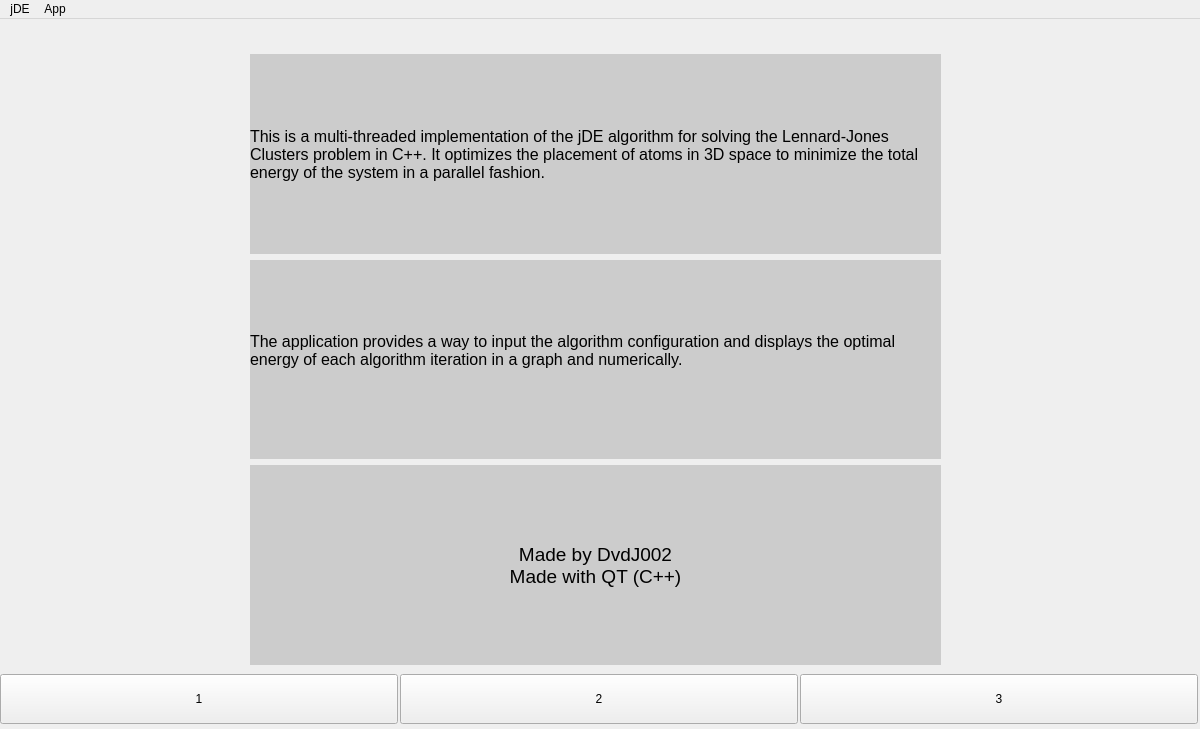
Above: mainwindow.ui from DvdJ002/lennard-jones-clusters-jDE before the change. Below: the same form after it.
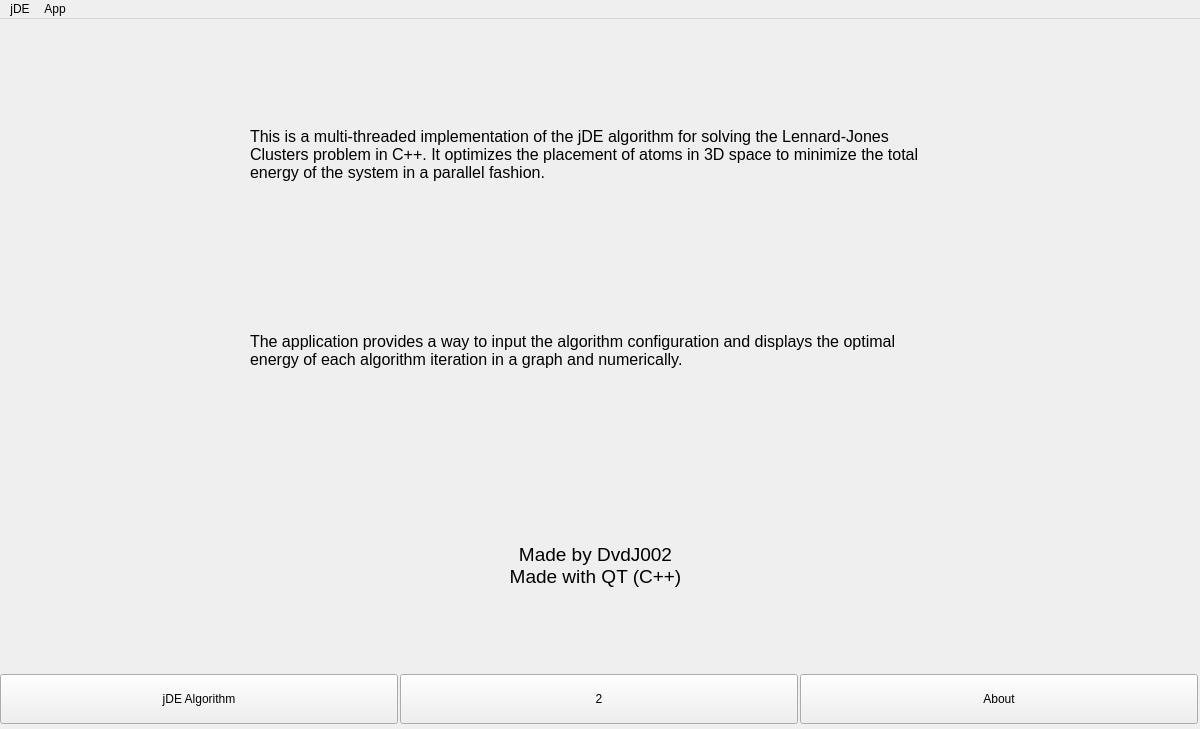
That is the form after the change. The open tabs and pages were chosen to show the change.

Commit message: Minor UI color and text changes

Diff of the .ui file:
```diff
--- a/mainwindow.ui
+++ b/mainwindow.ui
@@ -24,7 +24,7 @@
      </rect>
     </property>
     <property name="text">
-     <string>1</string>
+     <string>jDE Algorithm</string>
     </property>
    </widget>
    <widget class="QPushButton" name="button_screen2">
@@ -50,7 +50,7 @@
      </rect>
     </property>
     <property name="text">
-     <string>3</string>
+     <string>About</string>
     </property>
    </widget>
    <widget class="QLabel" name="test_label">
@@ -418,7 +418,7 @@
           </font>
          </property>
          <property name="styleSheet">
-          <string notr="true">background-color: #cccccc; color: black;</string>
+          <string notr="true">color: black;</string>
          </property>
          <property name="text">
           <string>This is a multi-threaded implementation of the jDE algorithm for solving the Lennard-Jones Clusters problem in C++. It optimizes the placement of atoms in 3D space to minimize the total energy of the system in a parallel fashion.</string>
@@ -436,7 +436,7 @@
           </font>
          </property>
          <property name="styleSheet">
-          <string notr="true">background-color: #cccccc; color: black;</string>
+          <string notr="true">color: black;</string>
          </property>
          <property name="text">
           <string>The application provides a way to input the algorithm configuration and displays the optimal energy of each algorithm iteration in a graph and numerically. 
@@ -455,7 +455,7 @@
           </font>
          </property>
          <property name="styleSheet">
-          <string notr="true">background-color: #cccccc; color: black;</string>
+          <string notr="true">color: black;</string>
          </property>
          <property name="text">
           <string>Made by DvdJ002
```
Left out of the diff: 2 changed lines with no effect on the pictures. The commit also changes 1 other file.
